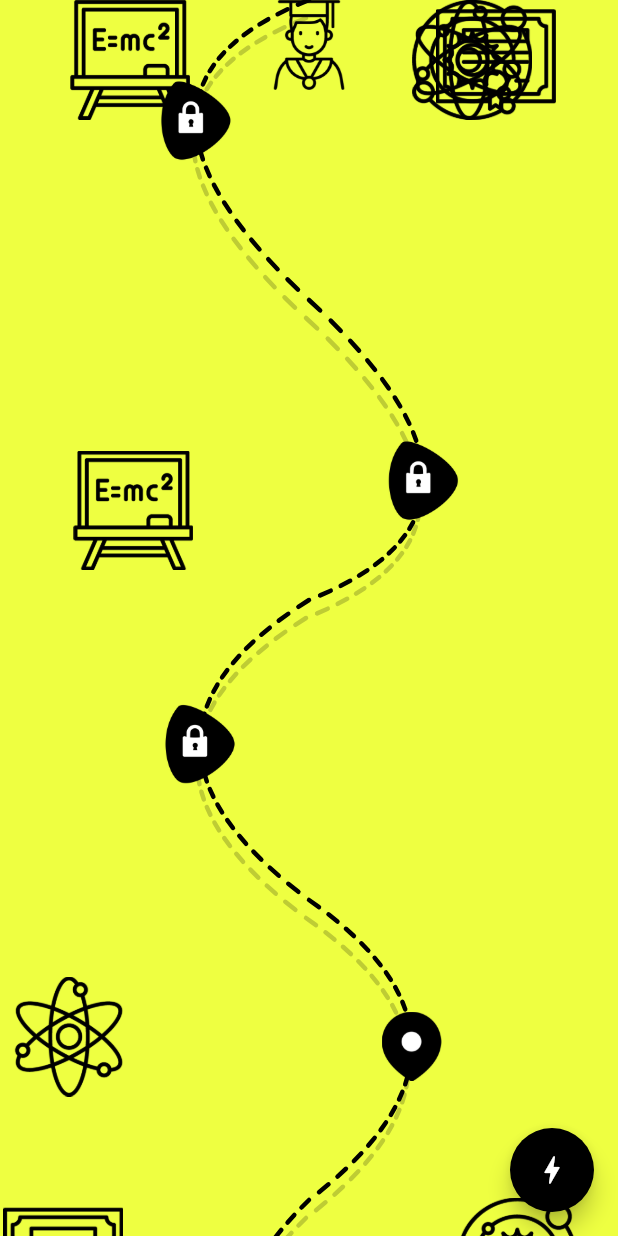
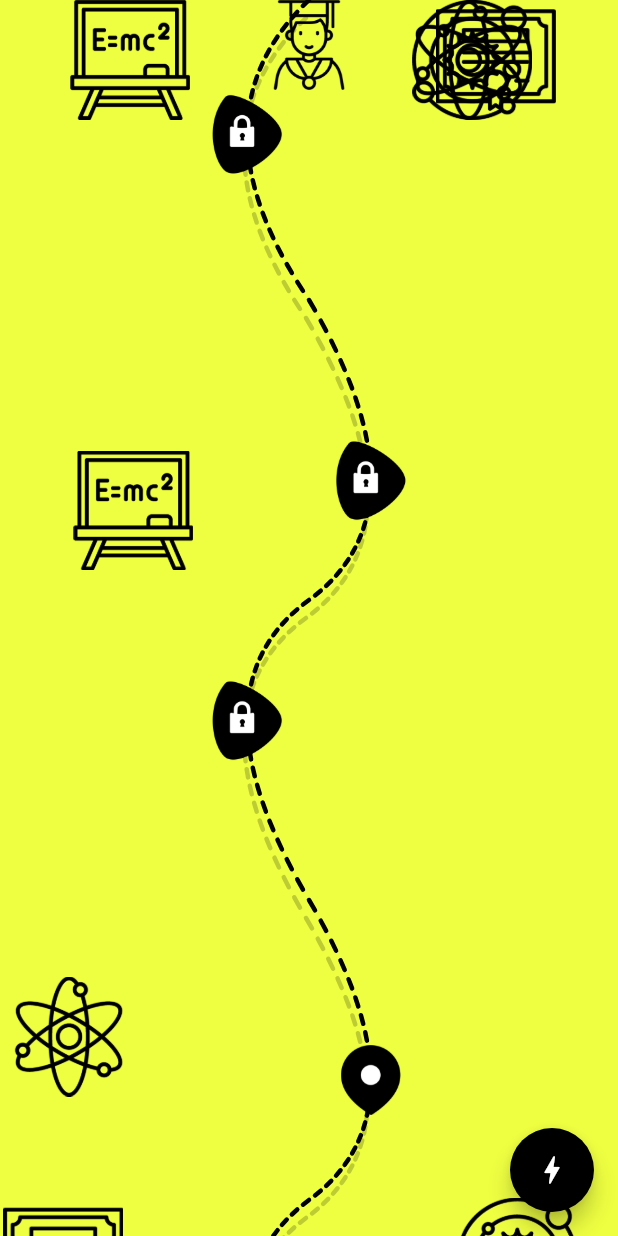
Before and after one commit to Bharathh-Raj/level_map, a Flutter app: the screen it shows after launch, after a tap on the "bolt" icon, on a phone screen of 412 x 824 dp. Run offline on Flutter 3.47's test engine with Material 2 defaults, Android fonts, the phone set to English and light mode, and no system bars.

Commit message:
code refactor

```diff
--- a/example/lib/main.dart
+++ b/example/lib/main.dart
@@ -1,7 +1,5 @@
 import 'package:flutter/material.dart';
 import 'package:level_map/level_map.dart';
-import 'package:level_map/model/image_params.dart';
-import 'package:level_map/model/level_map_params.dart';
 
 void main() {
   runApp(MyApp());
@@ -11,22 +9,17 @@ class MyApp extends StatelessWidget {
   @override
   Widget build(BuildContext context) {
     return MaterialApp(
-      title: 'Flutter Demo',
-      debugShowCheckedModeBanner: false,
-      theme: ThemeData(
-        primarySwatch: Colors.blue,
-      ),
-      home: MyHomePage(),
+      home: LevelMapPage(),
     );
   }
 }
 
-class MyHomePage extends StatefulWidget {
+class LevelMapPage extends StatefulWidget {
   @override
-  _MyHomePageState createState() => _MyHomePageState();
+  _LevelMapPageState createState() => _LevelMapPageState();
 }
 
-class _MyHomePageState extends State<MyHomePage> {
+class _LevelMapPageState extends State<LevelMapPage> {
   @override
   Widget build(BuildContext context) {
     return SafeArea(
@@ -36,11 +29,7 @@ class _MyHomePageState extends State<MyHomePage> {
           levelMapParams: LevelMapParams(
             levelCount: 5,
             currentLevel: 2,
-            levelHeight: 200,
             pathColor: Colors.black,
-            strokeWidth: 3,
-            dashLengthFactor: 0.025,
-            firstCurveReferencePointOffsetFactor: Offset(0.5, 0.5),
             currentLevelImage: ImageParams(
               path: "assets/images/current_black.png",
               size: Size(40, 47),
@@ -65,13 +54,7 @@ class _MyHomePageState extends State<MyHomePage> {
               ImageParams(path: "assets/images/Energy equivalency.png", size: Size(80, 80), repeatCountPerLevel: 0.5),
               ImageParams(path: "assets/images/Astronomy.png", size: Size(80, 80), repeatCountPerLevel: 0.25),
               ImageParams(path: "assets/images/Atom.png", size: Size(80, 80), repeatCountPerLevel: 0.25),
-              // ImageParams(path: "assets/images/Boy Graduation.png", size: Size(80, 80), repeatCountPerLevel: 0.25),
-              // ImageParams(path: "assets/images/Boy Study.png", size: Size(80, 80), repeatCountPerLevel: 0.25),
               ImageParams(path: "assets/images/Certificate.png", size: Size(80, 80), repeatCountPerLevel: 0.25),
-              // ImageParams(path: "assets/images/Geology.png", size: Size(80, 80), repeatCountPerLevel: 0.15),
-              // ImageParams(path: "assets/images/Graduation Cap.png", size: Size(80, 80), repeatCountPerLevel: 0.15),
-              // ImageParams(path: "assets/images/Math.png", size: Size(80, 80), repeatCountPerLevel: 0.15),
-              // ImageParams(path: "assets/images/Notes.png", size: Size(80, 80), repeatCountPerLevel: 0.15),
             ],
           ),
         ),
@@ -82,7 +65,9 @@ class _MyHomePageState extends State<MyHomePage> {
             color: Colors.white,
           ),
           onPressed: () {
-            setState(() {});
+            setState(() {
+              //Just to visually see the change of path's curve.
+            });
           },
         ),
       ),
```
